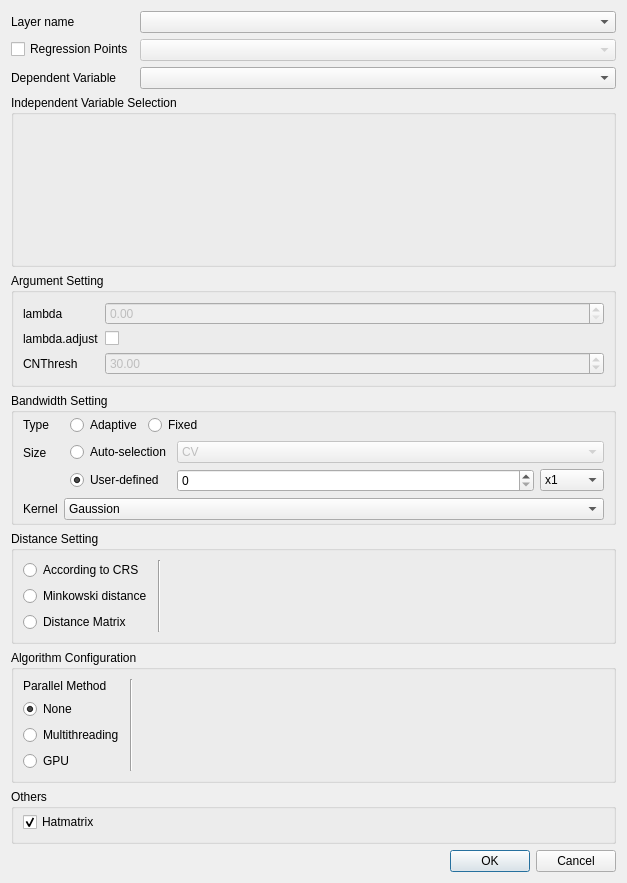
Above: gwmlcrgwroptionsdialog.ui from GWmodel-Lab/GWmodelS before the change. Below: the same form after it.
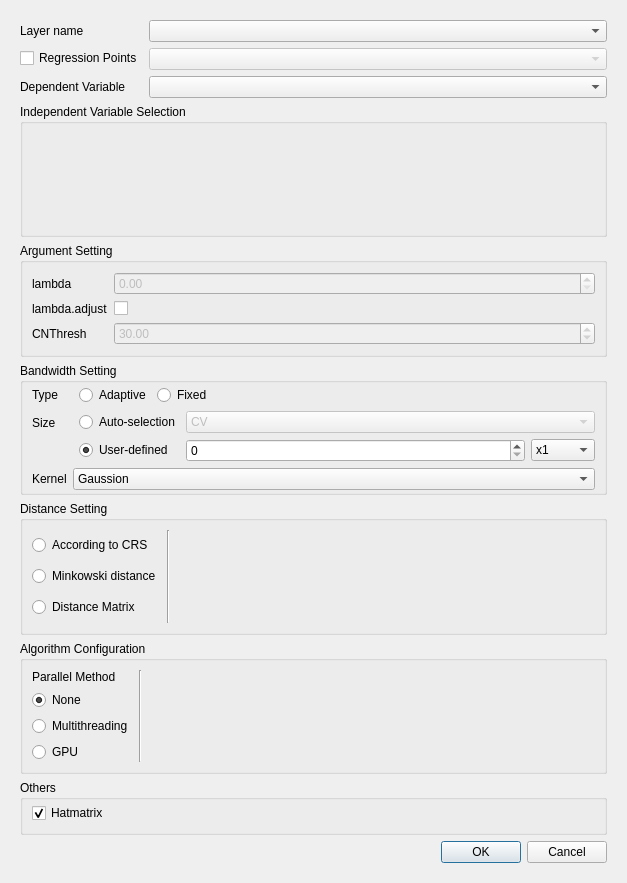
That is the form after the change. Custom widgets are drawn as their Qt base class.

```diff
--- a/gwmlcrgwroptionsdialog.ui
+++ b/gwmlcrgwroptionsdialog.ui
@@ -13,7 +13,25 @@
   <property name="windowTitle">
    <string>Local-collinearity GWR Configure</string>
   </property>
-  <layout class="QVBoxLayout" name="verticalLayout_3" stretch="0,1,0,0,0,0,0,0">
+  <layout class="QVBoxLayout" name="verticalLayout_3" stretch="0">
+   <item>
+    <widget class="QScrollArea" name="scrollArea">
+     <property name="frameShape">
+      <enum>QFrame::NoFrame</enum>
+     </property>
+     <property name="widgetResizable">
+      <bool>true</bool>
+     </property>
+     <widget class="QWidget" name="scrollAreaWidgetContents">
+      <property name="geometry">
+       <rect>
+        <x>0</x>
+        <y>0</y>
+        <width>605</width>
+        <height>861</height>
+       </rect>
+      </property>
+      <layout class="QVBoxLayout" name="verticalLayout_6">
    <item>
     <layout class="QFormLayout" name="formLayout_6">
      <item row="0" column="0">
@@ -795,6 +813,10 @@
       </widget>
      </item>
     </layout>
+       </item>
+      </layout>
+     </widget>
+    </widget>
    </item>
   </layout>
  </widget>
```
Lines whose indentation alone changed are shown as unchanged.
